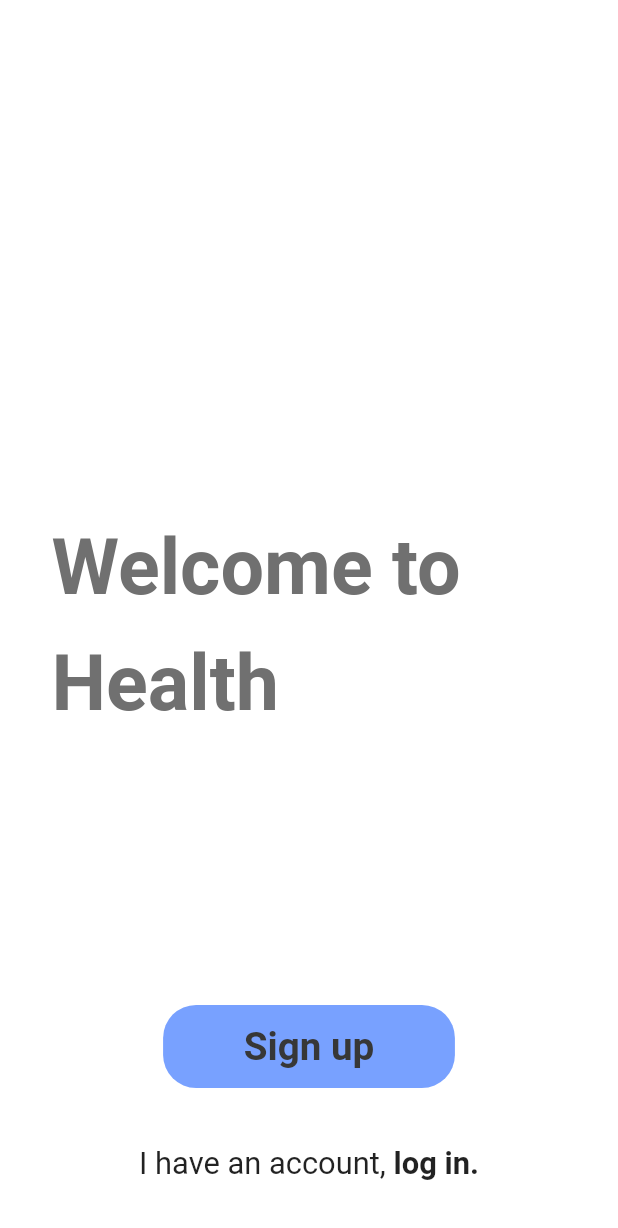
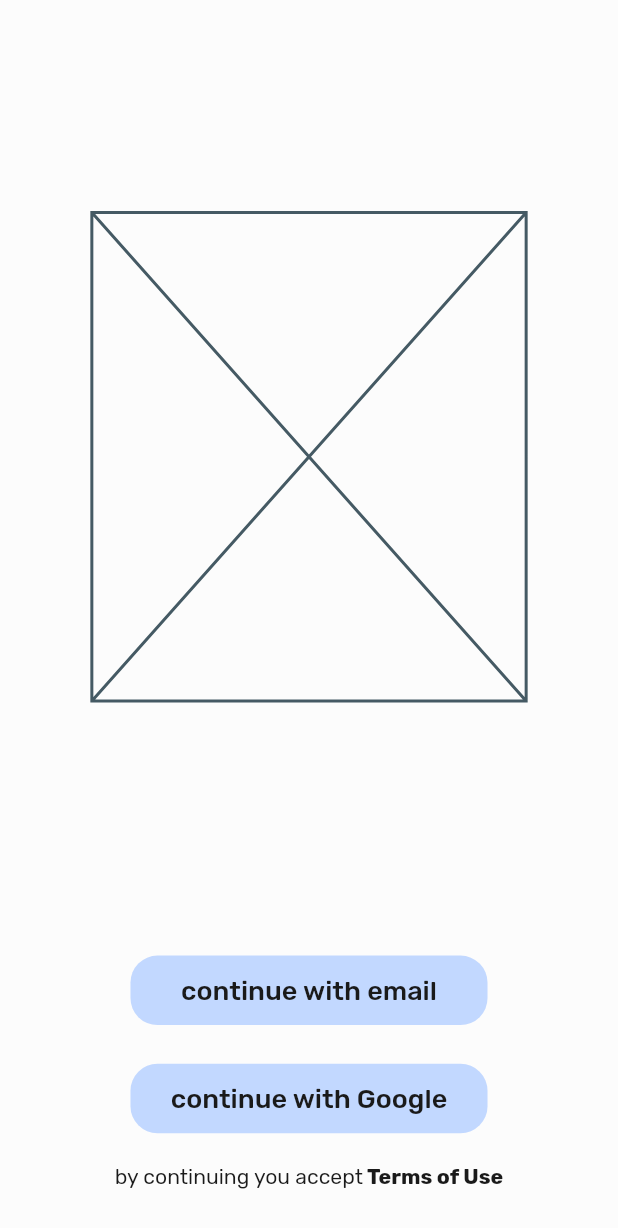
Before and after one commit to thisisyusub/Handy, a Flutter app: the screen it shows after launch, on a phone screen of 412 x 824 dp. Shown: the top 1228 px of the screen. Run offline on Flutter 3.47's test engine with Material 2 defaults, Android fonts, the phone set to English and light mode, and no system bars; our stand-ins replace bloc, equatable, flutter_bloc, flutter_svg.

Commit message:
welcome screen is updated.

```diff
--- a/lib/contants/app_strings.dart
+++ b/lib/contants/app_strings.dart
@@ -38,4 +38,10 @@ class AppStrings {
   static const String kg = 'kg';
   static const String activityLevel = 'Activity Level';
   static const String add = 'Add';
+
+  // new part last
+static const String byContinuingYouAccept = 'by continuing you accept';
+static const String termsOfUse = ' Terms of Use';
+static const String continueWithEmail = 'continue with email';
+static const String continueWithGoogle = 'continue with Google';
 }
--- a/lib/main.dart
+++ b/lib/main.dart
@@ -48,6 +48,7 @@ class MyApp extends StatelessWidget {
       theme: ThemeData(
         primaryColor: AppColors.signUpButtonColor,
         accentColor: AppColors.signUpButtonColor,
+        fontFamily: 'Rubik',
       ),
       home:BlocBuilder<AuthenticationBloc, AuthenticationState>(
         builder: (context, state) {
--- a/lib/presentation_layer/shared/app_colors.dart
+++ b/lib/presentation_layer/shared/app_colors.dart
@@ -33,4 +33,10 @@ class AppColors {
   static const progressBarBackgroundColor = Color.fromRGBO(245, 245, 245, 1);
   static const indicatorTextColor = Color.fromRGBO(46, 46, 46, 1);
   static const indicatorTitleTextColor = Color.fromRGBO(151, 149, 149, 1);
+
+
+  // new part last
+static const appBackgroundColor = Color.fromRGBO(252, 252, 252, 1);
+static const customButtonBackgroundColor = Color.fromRGBO(194, 216, 255, 1);
+static const customButtonTextColor = Color.fromRGBO(26, 26, 26, 1);
 }
--- a/lib/presentation_layer/shared/app_text_styles.dart
+++ b/lib/presentation_layer/shared/app_text_styles.dart
@@ -5,6 +5,25 @@ import 'app_colors.dart';
 
 class AppTextStyles {
   AppTextStyles._();
+
+  // new part last
+  static final fontSize14MediumStyle = TextStyle(
+    fontSize: SizeConfig.textMultiplier * 2.1875,
+    color: AppColors.customButtonTextColor,
+    fontWeight: FontWeight.w500,
+  );
+
+  static final fontSize11Style = TextStyle(
+    fontSize: SizeConfig.textMultiplier * 1.71875,
+    color: AppColors.customButtonTextColor,
+  );
+
+  static final fontSize11BoldStyle = TextStyle(
+    fontSize: SizeConfig.textMultiplier * 1.71875,
+    color: AppColors.customButtonTextColor,
+    fontWeight: FontWeight.bold,
+  );
+
 
   // new part
   static final fontSize40Style = TextStyle(
--- a/lib/presentation_layer/views/welcome_view.dart
+++ b/lib/presentation_layer/views/welcome_view.dart
@@ -3,7 +3,7 @@ import 'package:flutter/material.dart';
 import 'package:heathier/contants/app_strings.dart';
 import 'package:heathier/presentation_layer/shared/app_colors.dart';
 import 'package:heathier/presentation_layer/shared/app_text_styles.dart';
-import 'package:heathier/presentation_layer/widgets/sign_up_button.dart';
+import 'package:heathier/presentation_layer/widgets/custom_button.dart';
 import 'package:heathier/utils/size_config.dart';
 
 class WelcomeView extends StatelessWidget {
@@ -16,7 +16,7 @@ class WelcomeView extends StatelessWidget {
             SizeConfig().init(constraints, orientation, context);
             return Scaffold(
               resizeToAvoidBottomInset: false,
-              backgroundColor: AppColors.goalItemBackgroundColor,
+              backgroundColor: AppColors.appBackgroundColor,
               body: Padding(
                 padding: EdgeInsets.symmetric(
                   horizontal: SizeConfig.blockWidth * 8.333,
@@ -25,38 +25,50 @@ class WelcomeView extends StatelessWidget {
                 child: Stack(
                   children: <Widget>[
                     Align(
-                      alignment: Alignment.centerLeft,
-                      child: Text(
-                        AppStrings.welcomeToHealth,
-                        style: AppTextStyles.fontSize40Style,
+                      alignment: Alignment.topCenter,
+                      child: Container(
+                        margin: EdgeInsets.only(
+                          top: SizeConfig.blockHeight * 17.1875,
+                        ),
+                        height: SizeConfig.blockHeight * 39.53125,
+                        width: SizeConfig.blockWidth * 70.277,
+                        child: Placeholder(),
                       ),
                     ),
                     Align(
                       alignment: Alignment.bottomCenter,
                       child: Padding(
                         padding: EdgeInsets.only(
-                          bottom: SizeConfig.blockHeight * 4.375,
+                          bottom: SizeConfig.blockHeight * 3.75,
                         ),
                         child: Column(
                           mainAxisSize: MainAxisSize.min,
                           children: <Widget>[
-                            Padding(
-                              padding: EdgeInsets.only(
-                                bottom: SizeConfig.blockHeight * 4.6875,
+                            CustomButton(
+                              height: SizeConfig.blockHeight * 5.625,
+                              width: SizeConfig.blockWidth * 57.777,
+                              title: AppStrings.continueWithEmail,
+                              margin: EdgeInsets.zero,
+                            ),
+                            CustomButton(
+                              height: SizeConfig.blockHeight * 5.625,
+                              width: SizeConfig.blockWidth * 57.777,
+                              title: AppStrings.continueWithGoogle,
+                              margin: EdgeInsets.only(
+                                top: SizeConfig.blockHeight * 3.125,
+                                bottom: SizeConfig.blockHeight * 2.5,
                               ),
-
-                              child: SignUpButton(),
                             ),
                             Row(
                               mainAxisAlignment: MainAxisAlignment.center,
                               children: <Widget>[
                                 Text(
-                                  AppStrings.haveAnAccount,
-                                  style: AppTextStyles.fontSize16Style,
+                                  AppStrings.byContinuingYouAccept,
+                                  style: AppTextStyles.fontSize11Style,
                                 ),
                                 Text(
-                                  AppStrings.logIn,
-                                  style: AppTextStyles.fontSize16BoldStyle,
+                                  AppStrings.termsOfUse,
+                                  style: AppTextStyles.fontSize11BoldStyle,
                                 ),
                               ],
                             ),
--- /dev/null
+++ b/lib/presentation_layer/widgets/custom_button.dart
@@ -0,0 +1,35 @@
+import 'package:flutter/material.dart';
+import 'package:heathier/presentation_layer/shared/app_colors.dart';
+import 'package:heathier/presentation_layer/shared/app_text_styles.dart';
+import 'package:heathier/utils/size_config.dart';
+
+class CustomButton extends StatelessWidget {
+  final double width;
+  final double height;
+  final String title;
+  final EdgeInsets margin;
+
+  CustomButton({
+    @required this.width,
+    @required this.height,
+    @required this.title,
+    @required this.margin,
+  });
+
+  @override
+  Widget build(BuildContext context) {
+    return Container(
+      width: width * SizeConfig.textScaleFactor,
+      height: height * SizeConfig.textScaleFactor,
+      margin: margin,
+      decoration: BoxDecoration(
+        color: AppColors.customButtonBackgroundColor,
+        borderRadius: BorderRadius.circular(18),
+      ),
+      child: Center(child: Text(
+        title,
+        style: AppTextStyles.fontSize14MediumStyle,
+      ),),
+    );
+  }
+}
```
Also changed, not shown: pubspec.yaml (+15 -6 lines), assets/fonts/Rubik-Black.ttf (added), assets/fonts/Rubik-BlackItalic.ttf (added), assets/fonts/Rubik-Bold.ttf (added), assets/fonts/Rubik-BoldItalic.ttf (added), assets/fonts/Rubik-Italic.ttf (added), assets/fonts/Rubik-Light.ttf (added), assets/fonts/Rubik-LightItalic.ttf (added), assets/fonts/Rubik-Medium.ttf (added), assets/fonts/Rubik-MediumItalic.ttf (added), assets/fonts/Rubik-Regular.ttf (added).
